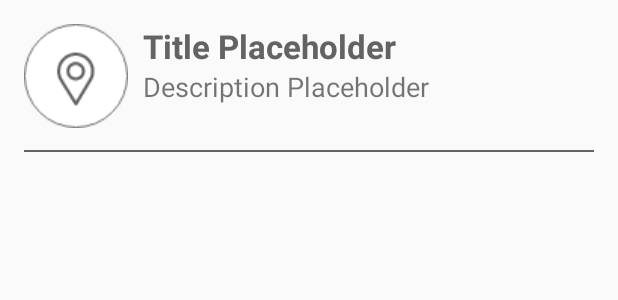
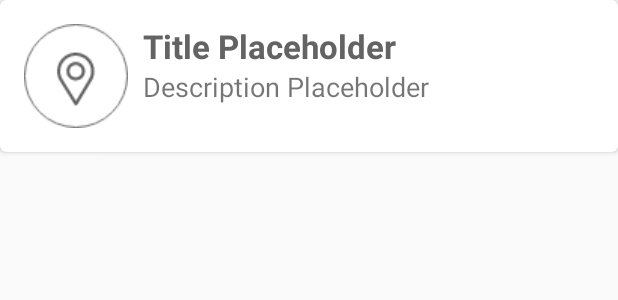
Before and after one commit to sabsabila/BENJOL-Mobile, an Android app: the layout item_bengkel.xml on its own in the app's theme, with its tools: preview values and no code run, on a phone screen of 412 x 824 dp. Shown: the top 300 px of the screen. Run offline under Robolectric (Android 15) with nearby library versions, the phone set to English and light mode, and no system bars.

Commit message:
cardview revision for list bengkel

```diff
--- a/app/build.gradle
+++ b/app/build.gradle
@@ -8,7 +8,7 @@ android {
     }
     defaultConfig {
         applicationId "com.alifadepe.android_example"
-        minSdkVersion 21
+        minSdkVersion 22
         targetSdkVersion 29
         versionCode 1
         versionName "1.0"
--- a/app/src/main/res/layout/activity_booking.xml
+++ b/app/src/main/res/layout/activity_booking.xml
@@ -37,7 +37,7 @@
                 android:layout_gravity="start"
                 android:layout_marginTop="50dp"
                 android:fontFamily="@font/muli"
-                android:text="When Bambang?"
+                android:text="@string/when"
                 android:textColor="@color/colorTitle"
                 android:textSize="18sp"
                 android:textStyle="bold" />
--- a/app/src/main/res/layout/activity_payment_upload.xml
+++ b/app/src/main/res/layout/activity_payment_upload.xml
@@ -33,7 +33,7 @@
             <LinearLayout
                 android:layout_width="300dp"
                 android:layout_height="300dp"
-                android:layout_marginTop="150dp"
+                android:layout_marginTop="100dp"
                 android:layout_gravity="center_horizontal"
                 android:background="@drawable/rounded_square"
                 android:orientation="vertical">
--- a/app/src/main/res/layout/item_bengkel.xml
+++ b/app/src/main/res/layout/item_bengkel.xml
@@ -1,12 +1,11 @@
 <?xml version="1.0" encoding="utf-8"?>
-<layout
-    xmlns:android="http://schemas.android.com/apk/res/android"
-    xmlns:tools="http://schemas.android.com/tools">
-    <data>
-        <variable
-            name="book"
-            type="com.alifadepe.android_example.model.Book" />
-    </data>
+<androidx.cardview.widget.CardView xmlns:android="http://schemas.android.com/apk/res/android"
+    xmlns:card_view="http://schemas.android.com/apk/res-auto"
+    xmlns:tools="http://schemas.android.com/tools"
+    android:layout_width="match_parent"
+    android:layout_height="wrap_content"
+    card_view:cardCornerRadius="4dp">
+
     <RelativeLayout
         android:layout_width="match_parent"
         android:layout_height="wrap_content"
@@ -41,13 +40,5 @@
             android:layout_toRightOf="@+id/bengkel_placeholder"
             android:layout_below="@+id/list_bengkel_name"
             tools:text="Description Placeholder"/>
-
-        <View
-            android:id="@+id/navbar_line"
-            android:layout_width="match_parent"
-            android:layout_height="1dp"
-            android:layout_marginTop="30dp"
-            android:layout_below="@+id/list_bengkel_address"
-            android:background="@color/colorTextDark" />
     </RelativeLayout>
-</layout>
+</androidx.cardview.widget.CardView>
--- a/app/src/main/res/values/strings.xml
+++ b/app/src/main/res/values/strings.xml
@@ -22,7 +22,8 @@
     <string name="serviceBerat">Service Berat</string>
     <string name="et_problem_placeholder">Type your problem here...</string>
     <string name="tv_is_pickup">You want us to pick up your vehicle?</string>
-    <string name="what_problem">What\'s Your Problem?</string>
+    <string name="what_problem">What is Your Problem?</string>
+    <string name="when">When ?</string>
     <string name="tv_select_motor">Select Motorcycle</string>
 
 
@@ -108,5 +109,5 @@
 
     <string name="book_title">Book title</string>
     <string name="book_description">Book description</string>
-    <string name="your_payment_is_being_confirmed">your payment is being confirmed</string>
+    <string name="your_payment_is_being_confirmed">Your payment is being confirmed</string>
 </resources>
```
